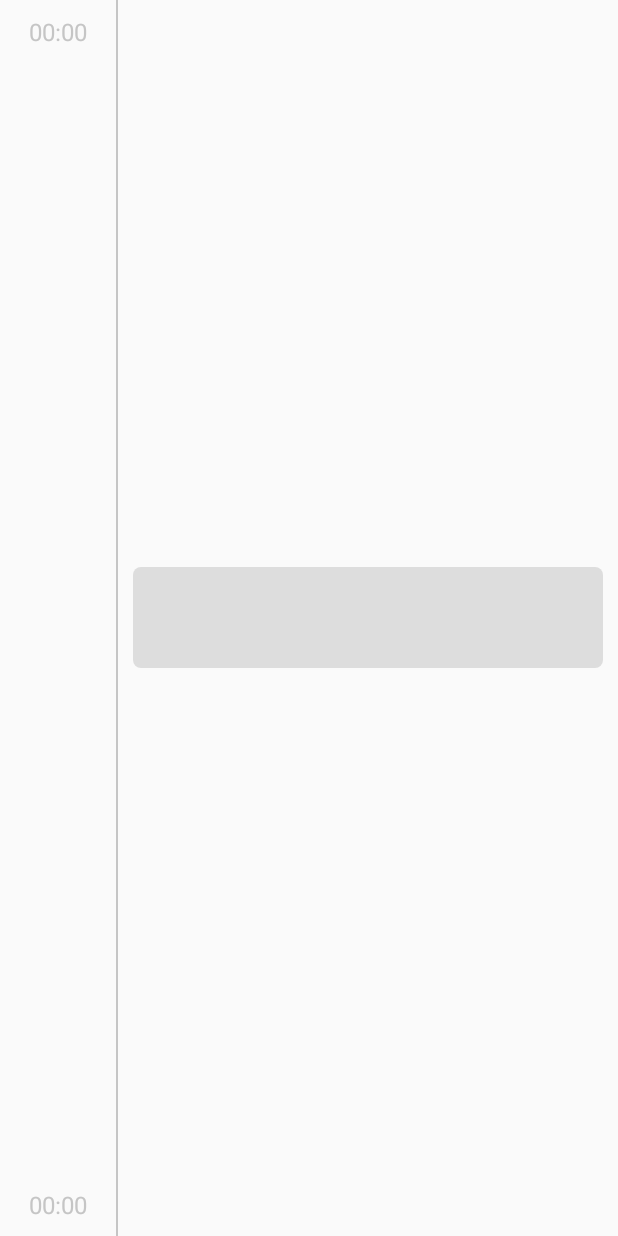
After one commit to tomjames156/timetable-manager, an Android app: the layout task.xml on its own in the app's theme, with its tools: preview values and no code run, on a phone screen of 412 x 824 dp. The commit adds this screen. Run offline under Robolectric (Android 15) with nearby library versions, the phone set to English and light mode, and no system bars.

Commit message:
added single task ui and class

```diff
--- a/app/src/main/res/layout/activity_task_editor.xml
+++ b/app/src/main/res/layout/activity_task_editor.xml
@@ -23,6 +23,7 @@
         />
 
     <EditText
+        android:id="@+id/task"
         android:layout_width="match_parent"
         android:layout_height="wrap_content"
         android:background="@drawable/edittext"
--- /dev/null
+++ b/app/src/main/res/layout/task.xml
@@ -0,0 +1,51 @@
+<?xml version="1.0" encoding="utf-8"?>
+<LinearLayout xmlns:android="http://schemas.android.com/apk/res/android"
+    android:layout_width="match_parent"
+    android:layout_height="match_parent"
+    android:orientation="horizontal"
+    android:gravity="center">
+
+    <RelativeLayout
+        android:layout_width="77dp"
+        android:layout_height="wrap_content"
+        android:padding="10dp">
+
+        <TextView
+            android:id="@+id/from"
+            android:layout_width="match_parent"
+            android:layout_height="wrap_content"
+            android:gravity="center"
+            android:textColor="@color/lines"
+            android:text="00:00"
+            android:textSize="16sp"
+            android:layout_alignParentTop="true"/>
+
+        <TextView
+            android:id="@+id/to"
+            android:layout_width="match_parent"
+            android:layout_height="wrap_content"
+            android:gravity="center_horizontal|bottom"
+            android:textColor="@color/lines"
+            android:text="00:00"
+            android:textSize="16sp"
+            android:layout_below="@+id/from"
+            android:layout_alignParentBottom="true"/>
+
+    </RelativeLayout>
+
+    <TextView
+        android:layout_width="1dp"
+        android:layout_height="match_parent"
+        android:background="@color/lines"/>
+
+    <TextView
+        android:id="@+id/task"
+        android:layout_width="match_parent"
+        android:layout_height="wrap_content"
+        android:layout_margin="10dp"
+        android:padding="20dp"
+        android:gravity="center"
+        android:textColor="@color/black"
+        android:textSize="20sp"
+        android:background="@drawable/box"/>
+</LinearLayout>
```
Also changed, not shown: app/src/main/java/ooad/capstone/lockedin/Task.java (added, +109 -0 lines), app/src/main/java/ooad/capstone/lockedin/TaskEditor.java (+12 -0 lines).
